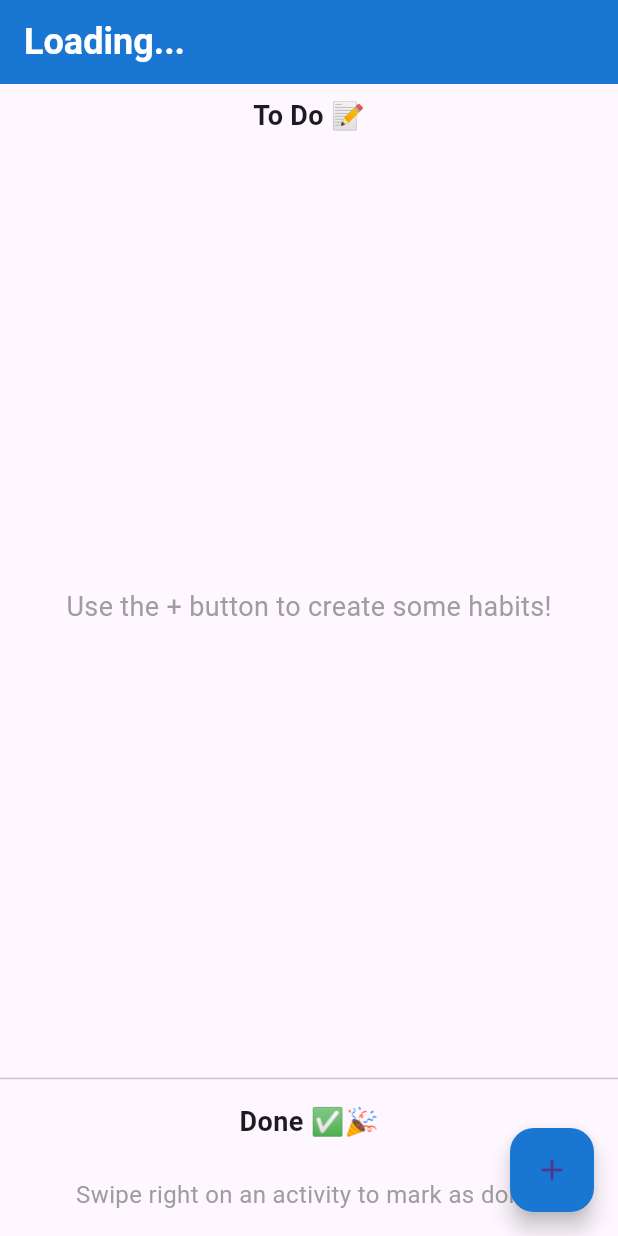
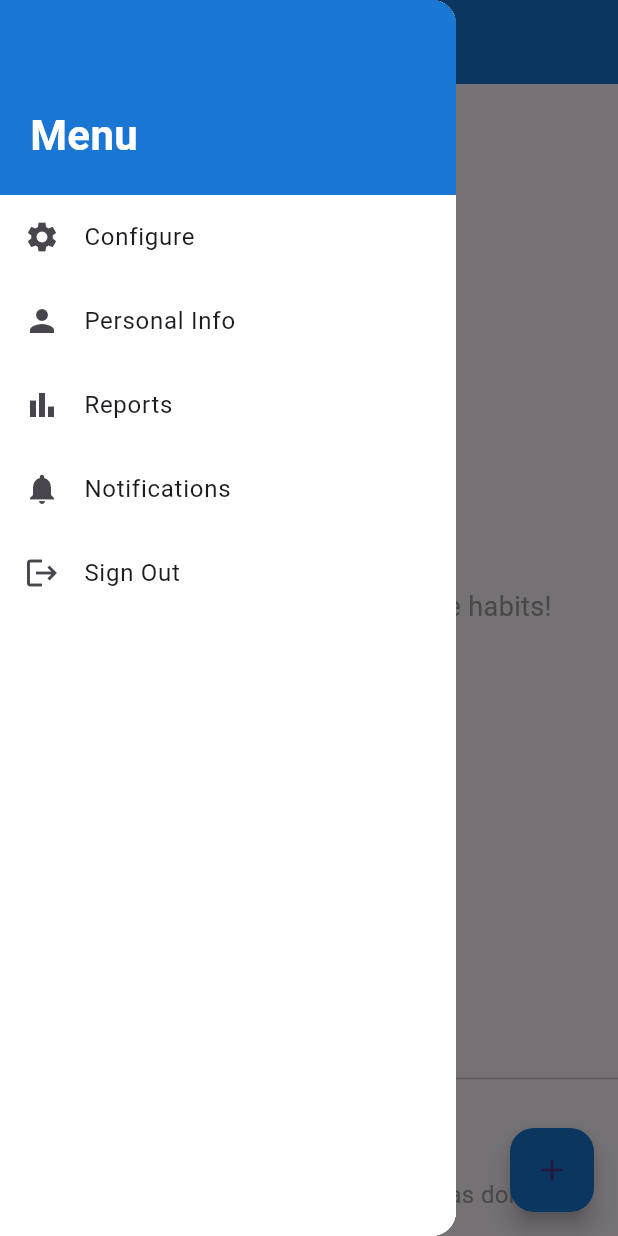
Before and after one commit to nicolemontiel/habit_tracker, a Flutter app: the HabitTrackerScreen screen opened directly with empty values, with the side drawer open (before the commit the screen has no drawer), on a phone screen of 412 x 824 dp. Run offline on Flutter 3.47's test engine with Material 3 defaults, Android fonts, the phone set to English and light mode, and no system bars; our stand-ins replace flutter_local_notifications, fluttertoast, shared_preferences; accounts and stored records are empty.

Commit message:
Add project files

```diff
--- a/lib/habit_tracker_screen.dart
+++ b/lib/habit_tracker_screen.dart
@@ -18,10 +18,12 @@ class _HabitTrackerScreenState extends State<HabitTrackerScreen> {
   @override
   void initState() {
     super.initState();
+    // If you want the AppBar title to show the username,
+    // assign it here: name = widget.username;
   }
 
   Future<void> _saveHabits() async {
-    //save habits to preferences in the future
+    // Save habits to preferences in the future
   }
 
   Color _getColorFromHex(String hexColor) {
@@ -47,6 +49,8 @@ class _HabitTrackerScreenState extends State<HabitTrackerScreen> {
   @override
   Widget build(BuildContext context) {
     return Scaffold(
+      // This AppBar automatically includes the hamburger menu icon
+      // when you have a Drawer in the Scaffold.
       appBar: AppBar(
         backgroundColor: Colors.blue.shade700,
         title: Text(
@@ -59,6 +63,83 @@ class _HabitTrackerScreenState extends State<HabitTrackerScreen> {
         ),
         automaticallyImplyLeading: true,
       ),
+
+      // Add the Drawer to get the hamburger menu on the top-left
+      drawer: Drawer(
+        // You can set a specific width if desired:
+        // width: MediaQuery.of(context).size.width * 0.7,
+        child: Column(
+          crossAxisAlignment: CrossAxisAlignment.stretch,
+          children: [
+            // Top blue header with "Menu"
+            Container(
+              color: Colors.blue.shade700,
+              height: 130,
+              padding: const EdgeInsets.only(left: 20, bottom: 20),
+              alignment: Alignment.bottomLeft,
+              child: const Text(
+                'Menu',
+                style: TextStyle(
+                  color: Colors.white,
+                  fontSize: 28,
+                  fontWeight: FontWeight.bold,
+                ),
+              ),
+            ),
+            // White area for menu items
+            Expanded(
+              child: Container(
+                color: Colors.white,
+                child: ListView(
+                  children: [
+                    ListTile(
+                      leading: const Icon(Icons.settings),
+                      title: const Text('Configure'),
+                      onTap: () {
+                        Navigator.pop(context); // Close the drawer
+                        // TODO: Navigate to your "Configure" screen
+                      },
+                    ),
+                    ListTile(
+                      leading: const Icon(Icons.person),
+                      title: const Text('Personal Info'),
+                      onTap: () {
+                        Navigator.pop(context);
+                        // TODO: Navigate to your "Personal Info" screen
+                      },
+                    ),
+                    ListTile(
+                      leading: const Icon(Icons.bar_chart),
+                      title: const Text('Reports'),
+                      onTap: () {
+                        Navigator.pop(context);
+                        // TODO: Navigate to your "Reports" screen
+                      },
+                    ),
+                    ListTile(
+                      leading: const Icon(Icons.notifications),
+                      title: const Text('Notifications'),
+                      onTap: () {
+                        Navigator.pop(context);
+                        // TODO: Navigate to your "Notifications" screen
+                      },
+                    ),
+                    ListTile(
+                      leading: const Icon(Icons.logout),
+                      title: const Text('Sign Out'),
+                      onTap: () {
+                        Navigator.pop(context);
+                        // TODO: Implement your sign-out logic
+                      },
+                    ),
+                  ],
+                ),
+              ),
+            ),
+          ],
+        ),
+      ),
+
       body: Column(
         children: [
           const Padding(
@@ -171,25 +252,27 @@ class _HabitTrackerScreenState extends State<HabitTrackerScreen> {
                             ],
                           ),
                         ),
-                        child: _buildHabitCard(habit, habitColor,
-                            isCompleted: true),
+                        child:
+                            _buildHabitCard(habit, habitColor, isCompleted: true),
                       );
                     },
                   ),
                 ),
         ],
       ),
+
+      // If you want the FAB to always be visible, remove the conditional check
       floatingActionButton: selectedHabitsMap.isEmpty
           ? FloatingActionButton(
               onPressed: () {
                 Navigator.push(
                   context,
                   MaterialPageRoute(
-                    builder: (context) => AddHabitScreen(),
+                    builder: (context) => const AddHabitScreen(),
                   ),
                 );
               },
-              child: Icon(Icons.add),
+              child: const Icon(Icons.add),
               backgroundColor: Colors.blue.shade700,
               tooltip: 'Add Habits',
             )
@@ -197,12 +280,11 @@ class _HabitTrackerScreenState extends State<HabitTrackerScreen> {
     );
   }
 
-  Widget _buildHabitCard(String title, Color color,
-      {bool isCompleted = false}) {
+  Widget _buildHabitCard(String title, Color color, {bool isCompleted = false}) {
     return Card(
       shape: RoundedRectangleBorder(borderRadius: BorderRadius.circular(15)),
       color: color,
-      child: Container(
+      child: SizedBox(
         height: 60, // Adjust the height for thicker cards.
         child: ListTile(
           title: Text(
```
Also changed, not shown: lib/add_habit_screen.dart (+19 -13 lines).
